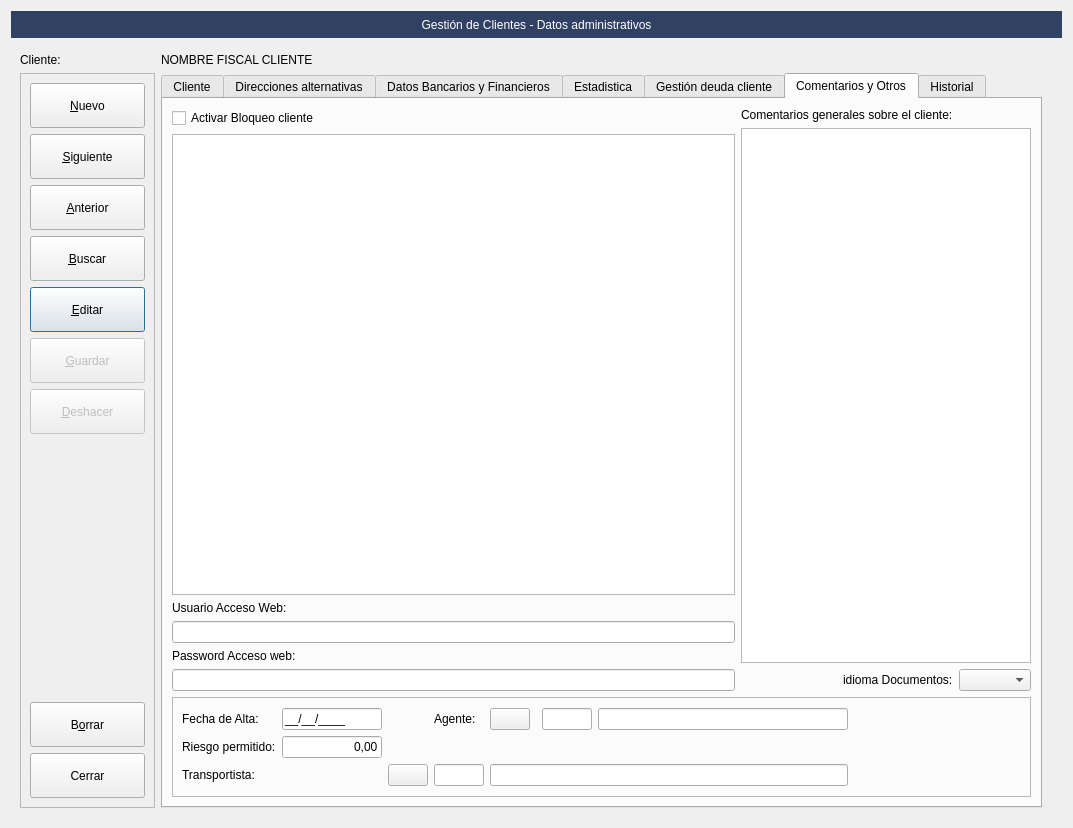
The window that ui/frmClientes.ui (MarcArtStudio3D/CreativeFlow) describes before a commit, drawn with Qt 5.
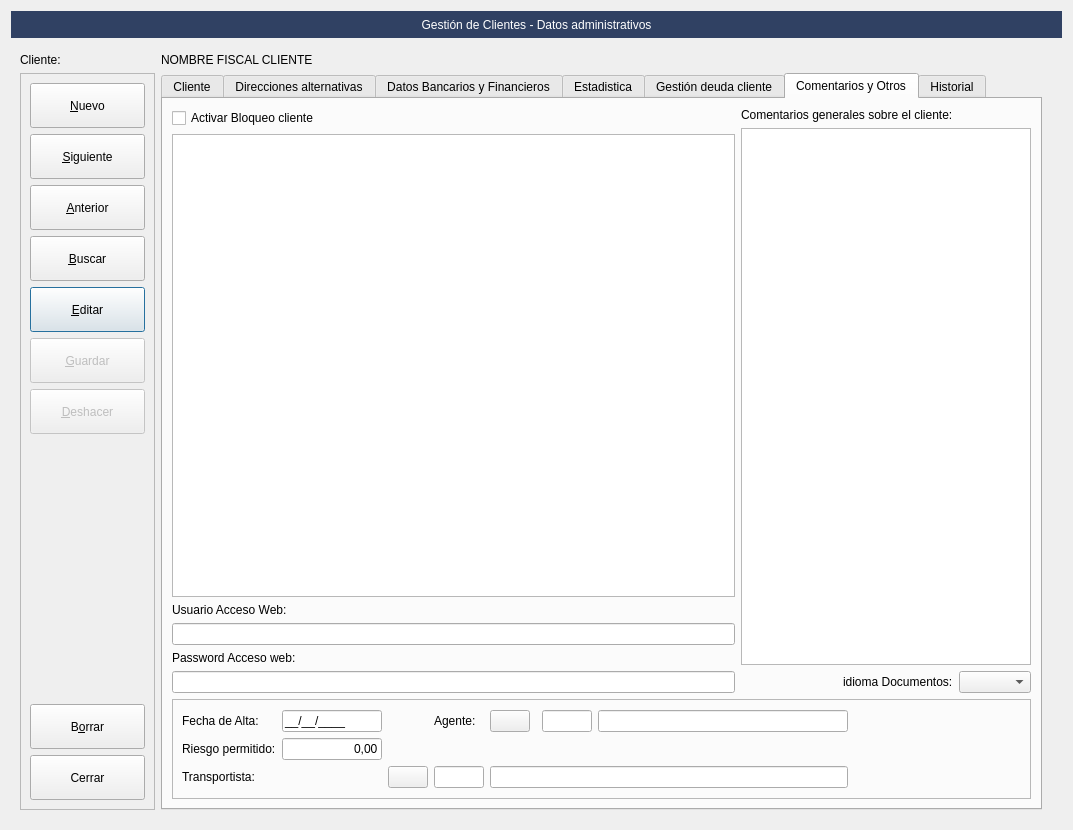
The same window after the commit. The open tabs and pages were chosen to show the change. Icons and pictures are not drawn.

Patch:
```diff
--- a/ui/frmClientes.ui
+++ b/ui/frmClientes.ui
@@ -10,7 +10,7 @@
     <x>0</x>
     <y>0</y>
     <width>1073</width>
-    <height>828</height>
+    <height>830</height>
    </rect>
   </property>
   <property name="baseSize">
```
Left out of the diff: 2 changed lines with no effect on the pictures.
